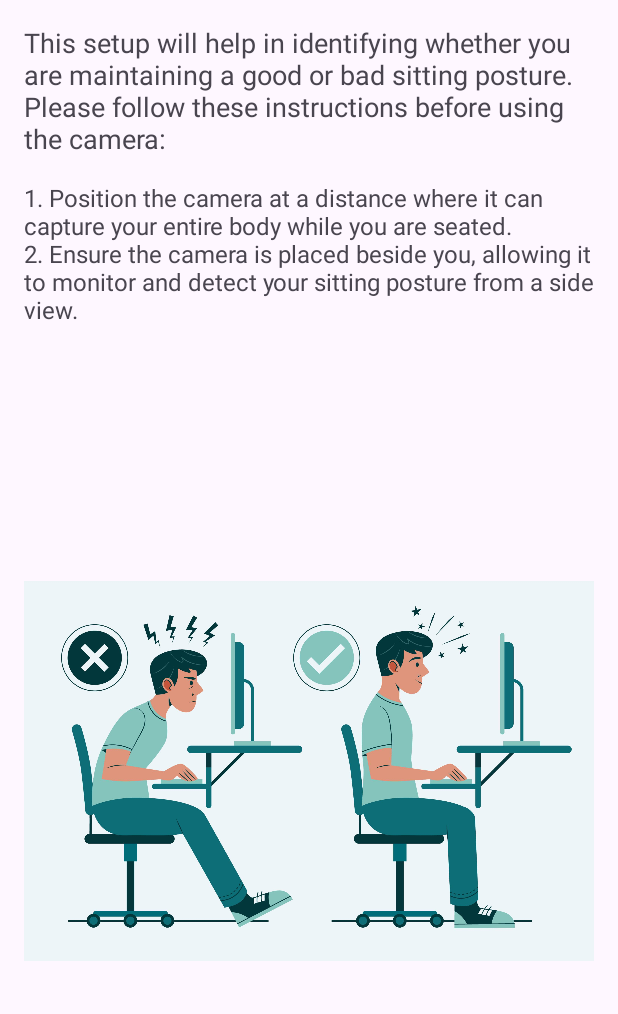
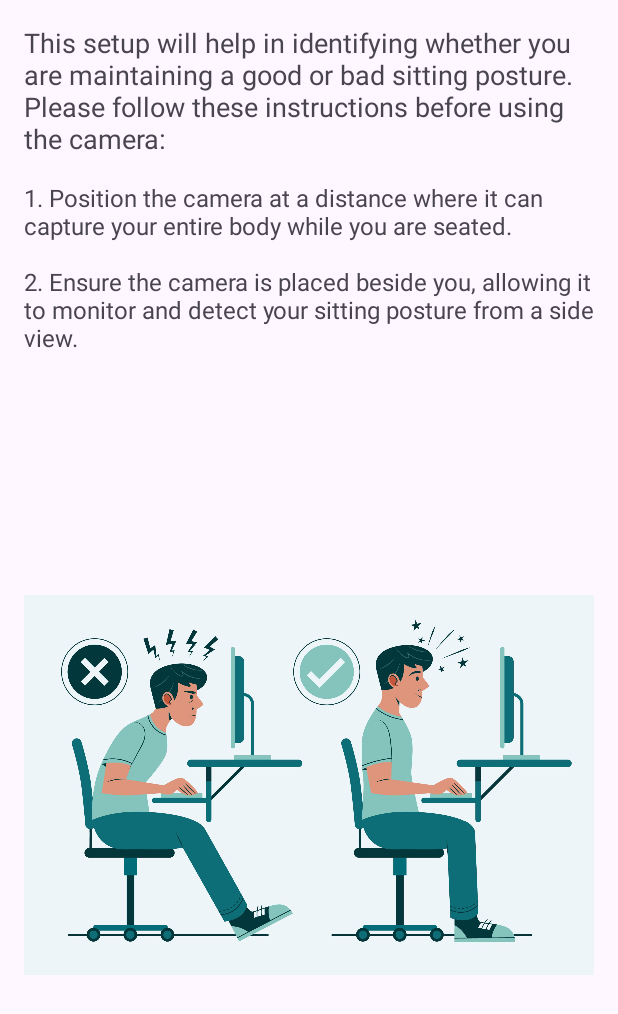
Before and after one commit to eslamibrahim30/posture_analysis_using_movenet, an Android app: the layout dialog_instructions.xml on its own in the app's theme, with its tools: preview values and no code run, on a phone screen of 412 x 824 dp. Shown: the top 1014 px of the screen. Run offline under Robolectric (Android 15) with nearby library versions, the phone set to English and light mode, and no system bars.

Commit message:
Updated instructions

```diff
--- a/app/src/main/res/layout/dialog_instructions.xml
+++ b/app/src/main/res/layout/dialog_instructions.xml
@@ -17,7 +17,7 @@
         android:id="@+id/instructionsDetails"
         android:layout_width="wrap_content"
         android:layout_height="wrap_content"
-        android:text="1. Position the camera at a distance where it can capture your entire body while you are seated.\n2. Ensure the camera is placed beside you, allowing it to monitor and detect your sitting posture from a side view.\n"
+        android:text="1. Position the camera at a distance where it can capture your entire body while you are seated.\n\n2. Ensure the camera is placed beside you, allowing it to monitor and detect your sitting posture from a side view.\n"
         android:textSize="16sp" />
 
     <ImageView
```
